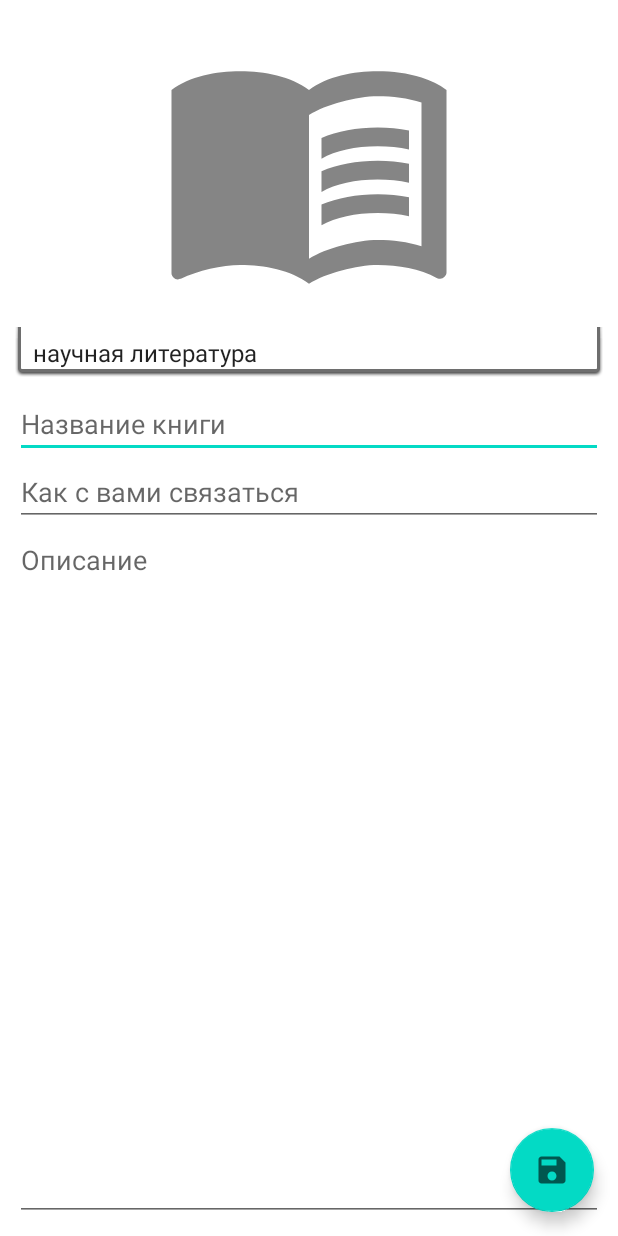
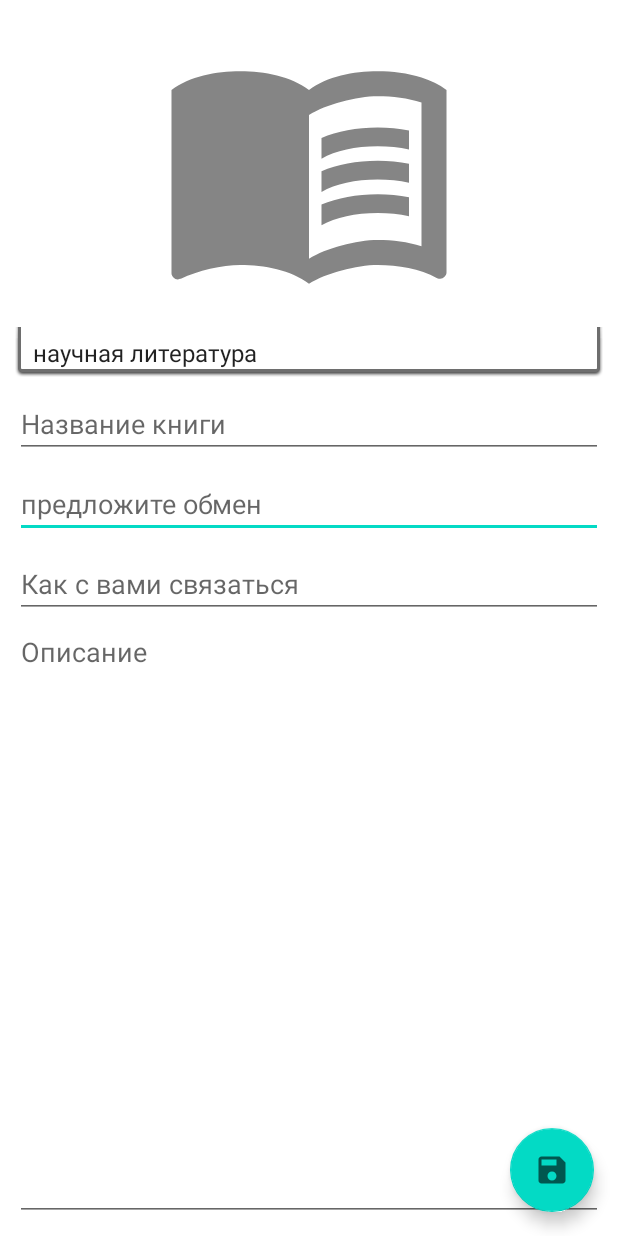
Before and after one commit to BALASHOWILYA/Obmen_JAVA, an Android app: the EditActivity screen opened directly, with no data from a screen before it, on a phone screen of 412 x 824 dp. Run offline under Robolectric (Android 15) with nearby library versions, the phone set to English and light mode, and no system bars; our stand-ins replace Firebase (no records; nobody signed in at launch, a user with empty details on screens opened directly).

```diff
--- a/app/src/main/AndroidManifest.xml
+++ b/app/src/main/AndroidManifest.xml
@@ -8,15 +8,15 @@
         android:label="@string/app_name"
         android:roundIcon="@mipmap/ic_launcher_round"
         android:supportsRtl="true"
-        android:theme="@style/Theme.ObmenKnigami_Java">
-        <activity android:name=".MainActivity" android:theme="@style/Theme.ObmenKnigami_Java.NoToolBar">
+        android:theme="@style/Theme.ObmenKnigami_Java.NoToolBar">
+        <activity android:name=".MainActivity" >
             <intent-filter>
                 <action android:name="android.intent.action.MAIN" />
 
                 <category android:name="android.intent.category.LAUNCHER" />
             </intent-filter>
         </activity>
-        <activity android:name=".EditActivity" android:theme="@style/Theme.ObmenKnigami_Java.NoToolBar"/>
+        <activity android:name=".EditActivity" />
     </application>
 
 </manifest>
--- a/app/src/main/java/com/sad_ballala_projects/obmenknigami_java/EditActivity.java
+++ b/app/src/main/java/com/sad_ballala_projects/obmenknigami_java/EditActivity.java
@@ -40,7 +40,7 @@ public class EditActivity extends AppCompatActivity {
     private Uri uploadUri;
     private DatabaseReference dRef;
     private FirebaseAuth mAuth;
-    private EditText edTitle, edTel, edDisc;
+    private EditText edTitle, edTel, edDisc, edChange;
 
     @Override
     protected void onCreate(@Nullable Bundle savedInstanceState) {
@@ -55,6 +55,7 @@ public class EditActivity extends AppCompatActivity {
         edTitle = findViewById(R.id.edTitle);
         edTel = findViewById(R.id.edTel);
         edDisc = findViewById(R.id.edDisc);
+        edChange = findViewById(R.id.edChange);
 
         spinner = findViewById(R.id.spinner);
         ArrayAdapter<CharSequence> adapter = ArrayAdapter.createFromResource(this,
@@ -134,6 +135,7 @@ public class EditActivity extends AppCompatActivity {
 
             post.setImageId(uploadUri.toString());
             post.setTitle(edTitle.getText().toString());
+            post.setChange(edChange.getText().toString());
             post.setTel(edTel.getText().toString());
             post.setDisc(edDisc.getText().toString());
             post.setKey(key);
--- a/app/src/main/res/layout/edit_layout.xml
+++ b/app/src/main/res/layout/edit_layout.xml
@@ -21,6 +21,19 @@
         app:layout_constraintTop_toTopOf="parent" />
 
     <EditText
+        android:id="@+id/edChange"
+        android:layout_width="0dp"
+        android:layout_height="wrap_content"
+        android:layout_marginTop="8dp"
+        android:ems="10"
+        android:hint="@string/change"
+        android:inputType="textPersonName"
+        app:layout_constraintEnd_toEndOf="@+id/imItem"
+        app:layout_constraintHorizontal_bias="0.494"
+        app:layout_constraintStart_toStartOf="@+id/imItem"
+        app:layout_constraintTop_toBottomOf="@+id/edTitle" />
+
+    <EditText
         android:id="@+id/edTitle"
         android:layout_width="0dp"
         android:layout_height="wrap_content"
@@ -29,6 +42,7 @@
         android:hint="@string/edit_book_name"
         android:inputType="textPersonName"
         app:layout_constraintEnd_toEndOf="@+id/imItem"
+        app:layout_constraintHorizontal_bias="1.0"
         app:layout_constraintStart_toStartOf="@+id/imItem"
         app:layout_constraintTop_toBottomOf="@+id/spinner" />
 
@@ -36,12 +50,14 @@
         android:id="@+id/edTel"
         android:layout_width="0dp"
         android:layout_height="wrap_content"
+        android:layout_marginTop="8dp"
         android:ems="10"
         android:hint="@string/edit_phone"
         android:inputType="textPersonName"
         app:layout_constraintEnd_toEndOf="@+id/imItem"
+        app:layout_constraintHorizontal_bias="0.0"
         app:layout_constraintStart_toStartOf="@+id/imItem"
-        app:layout_constraintTop_toBottomOf="@+id/edTitle" />
+        app:layout_constraintTop_toBottomOf="@+id/edChange" />
 
     <EditText
         android:id="@+id/edDisc"
@@ -78,4 +94,5 @@
         android:src="@drawable/ic_save"
         app:layout_constraintBottom_toBottomOf="parent"
         app:layout_constraintEnd_toEndOf="parent" />
+
 </androidx.constraintlayout.widget.ConstraintLayout>
--- a/app/src/main/res/values/colors.xml
+++ b/app/src/main/res/values/colors.xml
@@ -8,4 +8,5 @@
     <color name="black">#FF000000</color>
     <color name="white">#FFFFFFFF</color>
     <color name="White">#F7F1F1</color>
+    <color name="gray">#535252</color>
 </resources>
--- a/app/src/main/res/values/strings.xml
+++ b/app/src/main/res/values/strings.xml
@@ -74,6 +74,7 @@
     <string name="edit_book_name">Название книги</string>
     <string name="edit_discription">Описание</string>
     <string name="edit_phone">Как с вами связаться</string>
+    <string name="change">предложите обмен</string>
 
 
 
```
Also changed, not shown: app/src/main/java/com/sad_ballala_projects/obmenknigami_java/NewPost.java (+10 -0 lines), app/src/main/java/com/sad_ballala_projects/obmenknigami_java/adapter/PostAdapter.java (added, +50 -0 lines), app/src/main/res/layout/item_ads.xml (added, +57 -0 lines), app/src/main/res/mipmap-hdpi/avatar.png (added).
